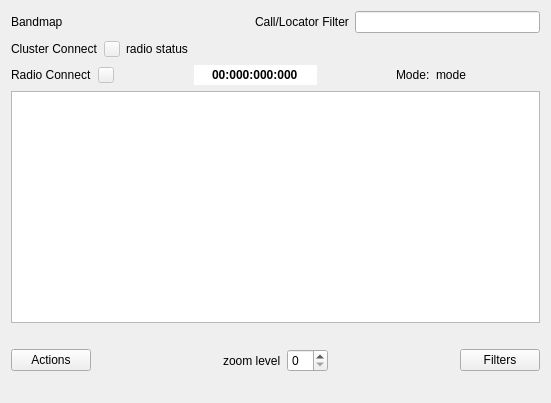
Qt form mqt/MqtLogger/bandmapclientframe.ui (Rsclub22/Minos2-Mirror) before a commit.
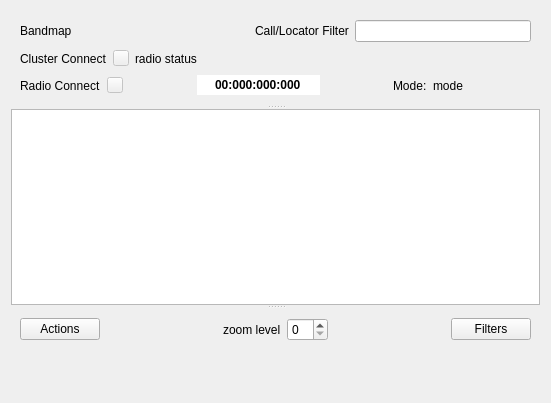
The same form after that commit. Custom widgets are drawn as their Qt base class.

Commit message: Put splitter into bm frame

```diff
--- a/mqt/MqtLogger/bandmapclientframe.ui
+++ b/mqt/MqtLogger/bandmapclientframe.ui
@@ -16,6 +16,13 @@
   <property name="autoFillBackground">
    <bool>true</bool>
   </property>
+  <layout class="QVBoxLayout" name="verticalLayout_3">
+   <item>
+    <widget class="MinosSplitter" name="bmSplitter">
+     <property name="orientation">
+      <enum>Qt::Vertical</enum>
+     </property>
+     <widget class="QFrame" name="connectFrame">
   <layout class="QVBoxLayout" name="verticalLayout">
    <item>
     <layout class="QHBoxLayout" name="horizontalLayout_4">
@@ -218,20 +225,15 @@
      </item>
     </layout>
    </item>
-   <item>
+      </layout>
+     </widget>
     <widget class="BandmapGraphicsPanel" name="bandmapGraphicsView">
      <property name="focusPolicy">
       <enum>Qt::NoFocus</enum>
      </property>
     </widget>
-   </item>
-   <item>
-    <widget class="QLabel" name="mouseInFrameLabel">
-     <property name="text">
-      <string/>
-     </property>
-    </widget>
-   </item>
+     <widget class="QFrame" name="actionFrame">
+      <layout class="QVBoxLayout" name="verticalLayout_2">
    <item>
     <layout class="QHBoxLayout" name="horizontalLayout">
      <item>
@@ -303,6 +305,17 @@
      </property>
     </widget>
    </item>
+       <item>
+        <widget class="QLabel" name="mouseInFrameLabel">
+         <property name="text">
+          <string/>
+         </property>
+        </widget>
+       </item>
+      </layout>
+     </widget>
+    </widget>
+   </item>
   </layout>
  </widget>
  <customwidgets>
@@ -311,6 +324,12 @@
    <extends>QGraphicsView</extends>
    <header>bandmapgraphicspanel.h</header>
   </customwidget>
+  <customwidget>
+   <class>MinosSplitter</class>
+   <extends>QSplitter</extends>
+   <header>minossplitter.h</header>
+   <container>1</container>
+  </customwidget>
  </customwidgets>
  <resources/>
  <connections/>
```
Lines whose indentation alone changed are shown as unchanged. The commit also changes 2 other files.
